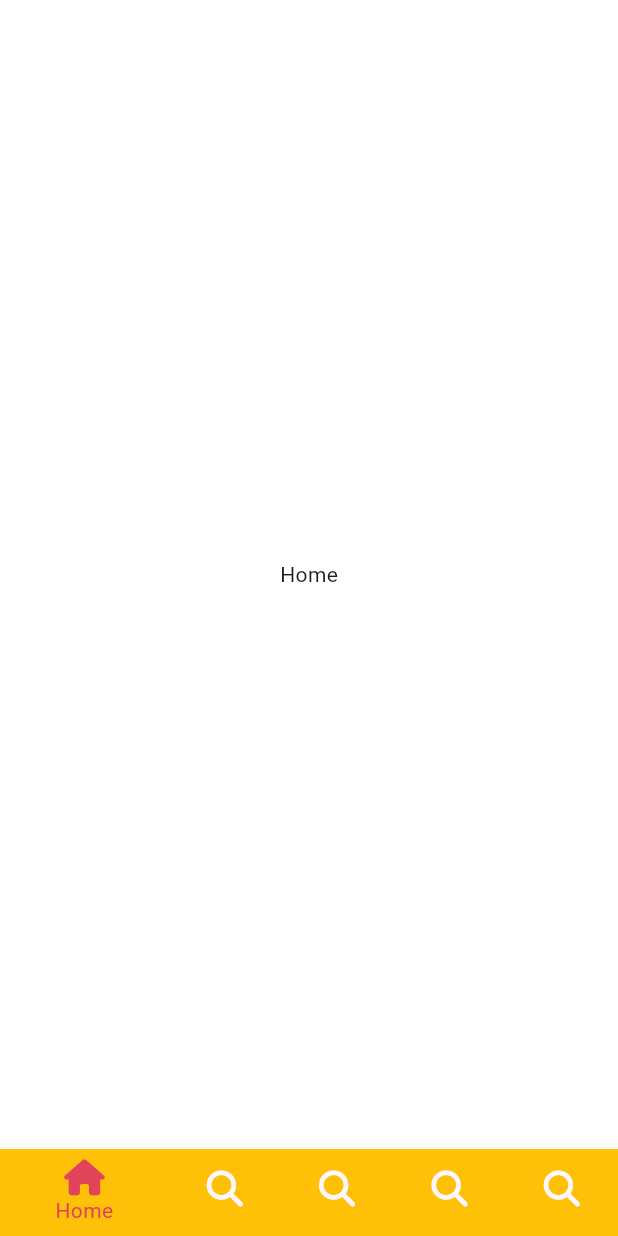
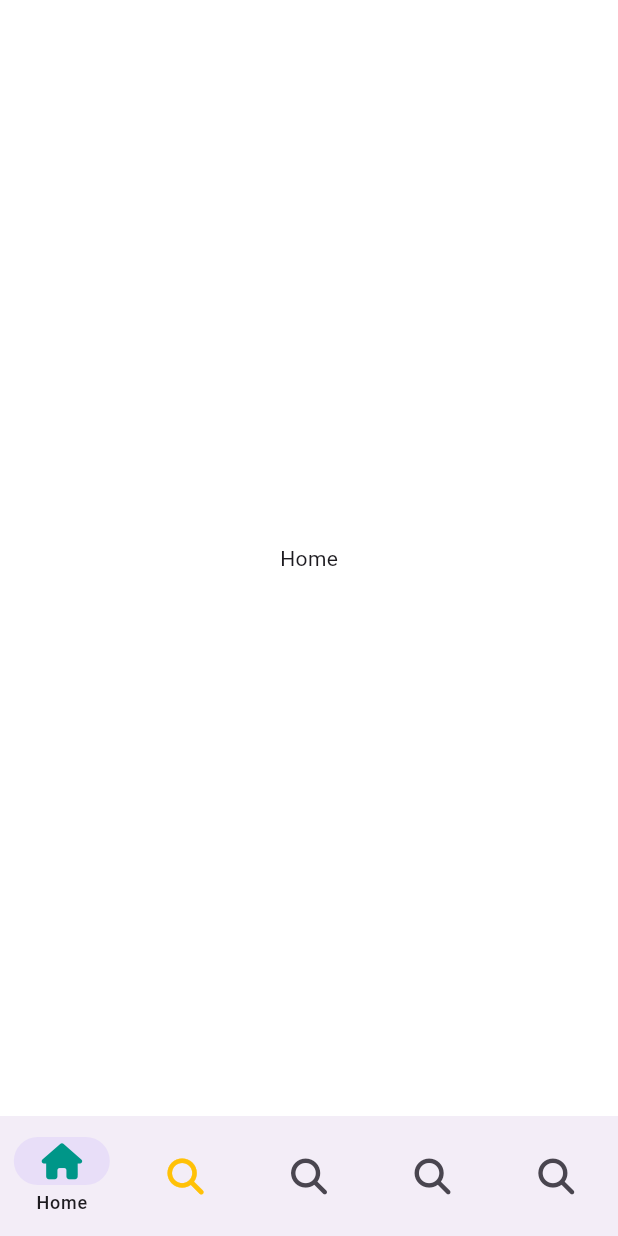
Before and after one commit to generation21/flutter_study_tiktok_clone, a Flutter app: the screen it shows after launch, on a phone screen of 412 x 824 dp. Run offline on Flutter 3.47's test engine with Material 3 defaults, Android fonts, the phone set to English and light mode, and no system bars; our stand-ins replace font_awesome_flutter.

Commit message:
feat: material 3 design

```diff
--- a/lib/features/main_navigation/main_navigation_screen.dart
+++ b/lib/features/main_navigation/main_navigation_screen.dart
@@ -39,42 +39,26 @@ class _MainNavigationScreenState extends State<MainNavigationScreen> {
   Widget build(BuildContext context) {
     return Scaffold(
       body: screens[_selectedIndex],
-      bottomNavigationBar: BottomNavigationBar(
-        type: BottomNavigationBarType.shifting,
-        currentIndex: _selectedIndex,
-        onTap: _onTap,
-        selectedItemColor: Theme.of(context).primaryColor,
-        items: [
-          const BottomNavigationBarItem(
-              icon: FaIcon(FontAwesomeIcons.house),
-              label: "Home",
-              tooltip: "What are you?",
-              backgroundColor: Colors.amber),
-          const BottomNavigationBarItem(
-            icon: FaIcon(FontAwesomeIcons.magnifyingGlass),
-            label: "Search",
-            tooltip: "Search for people",
-            backgroundColor: Colors.blue,
+      bottomNavigationBar: NavigationBar(
+        labelBehavior: NavigationDestinationLabelBehavior.onlyShowSelected,
+        destinations: [
+          const NavigationDestination(
+            icon: FaIcon(FontAwesomeIcons.house, color: Colors.teal),
+            label: "Home",
           ),
-          const BottomNavigationBarItem(
-            icon: FaIcon(FontAwesomeIcons.magnifyingGlass),
-            label: "Search",
-            tooltip: "Search for people",
-            backgroundColor: Colors.pink,
-          ),
-          const BottomNavigationBarItem(
-            icon: FaIcon(FontAwesomeIcons.magnifyingGlass),
-            label: "Search",
-            tooltip: "Search for people",
-            backgroundColor: Colors.yellow,
-          ),
-          const BottomNavigationBarItem(
-            icon: FaIcon(FontAwesomeIcons.magnifyingGlass),
-            label: "Search",
-            tooltip: "Search for people",
-            backgroundColor: Colors.teal,
-          )
+          const NavigationDestination(
+              icon:
+                  FaIcon(FontAwesomeIcons.magnifyingGlass, color: Colors.amber),
+              label: "Search"),
+          const NavigationDestination(
+              icon: FaIcon(FontAwesomeIcons.magnifyingGlass), label: "Search"),
+          const NavigationDestination(
+              icon: FaIcon(FontAwesomeIcons.magnifyingGlass), label: "Search"),
+          const NavigationDestination(
+              icon: FaIcon(FontAwesomeIcons.magnifyingGlass), label: "Search"),
         ],
+        onDestinationSelected: _onTap,
+        selectedIndex: _selectedIndex,
       ),
     );
   }
```
